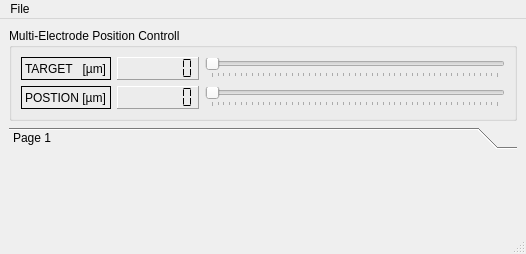
First picture: the form in nsim/gui/multi_electrode_client.ui, repository pmeier82-zz/Neural-Simulation, before the edit.
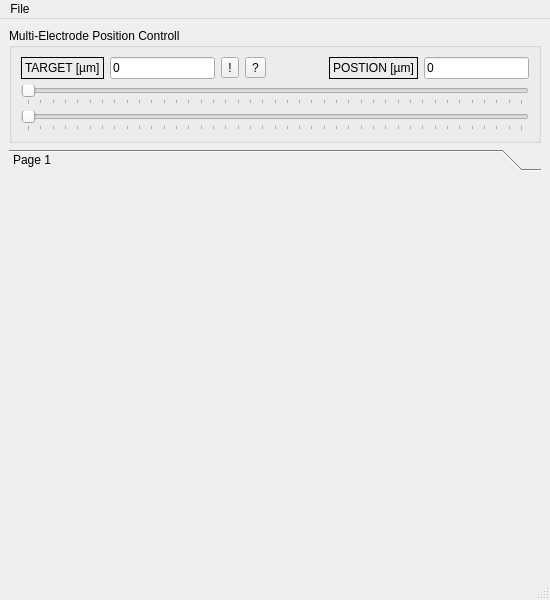
Second picture: the form after the edit. Icons and pictures are not drawn.

Commit message: refined new client widget

```diff
--- a/nsim/gui/multi_electrode_client.ui
+++ b/nsim/gui/multi_electrode_client.ui
@@ -6,8 +6,8 @@
    <rect>
     <x>0</x>
     <y>0</y>
-    <width>505</width>
-    <height>232</height>
+    <width>550</width>
+    <height>600</height>
    </rect>
   </property>
   <property name="windowTitle">
@@ -27,24 +27,97 @@
           <enum>QFrame::Box</enum>
          </property>
          <property name="text">
-          <string>TARGET   [µm]</string>
+          <string>TARGET [µm]</string>
+         </property>
+         <property name="buddy">
+          <cstring>posi_edit_target</cstring>
          </property>
         </widget>
        </item>
        <item row="0" column="1">
-        <widget class="QLCDNumber" name="posi_lcd_target">
-         <property name="frameShape">
-          <enum>QFrame::Panel</enum>
+        <widget class="QLineEdit" name="posi_edit_target">
+         <property name="sizePolicy">
+          <sizepolicy hsizetype="Fixed" vsizetype="Fixed">
+           <horstretch>0</horstretch>
+           <verstretch>0</verstretch>
+          </sizepolicy>
          </property>
-         <property name="numDigits">
-          <number>7</number>
+         <property name="minimumSize">
+          <size>
+           <width>80</width>
+           <height>0</height>
+          </size>
          </property>
-         <property name="segmentStyle">
-          <enum>QLCDNumber::Flat</enum>
+         <property name="text">
+          <string>0</string>
          </property>
         </widget>
        </item>
        <item row="0" column="2">
+        <widget class="QToolButton" name="posi_btn_go">
+         <property name="toolTip">
+          <string>send to position</string>
+         </property>
+         <property name="text">
+          <string>!</string>
+         </property>
+        </widget>
+       </item>
+       <item row="0" column="5">
+        <spacer name="horizontalSpacer">
+         <property name="orientation">
+          <enum>Qt::Horizontal</enum>
+         </property>
+         <property name="sizeHint" stdset="0">
+          <size>
+           <width>47</width>
+           <height>21</height>
+          </size>
+         </property>
+        </spacer>
+       </item>
+       <item row="0" column="6">
+        <widget class="QLabel" name="posi_lbl_position">
+         <property name="frameShape">
+          <enum>QFrame::Box</enum>
+         </property>
+         <property name="text">
+          <string>POSTION [µm]</string>
+         </property>
+         <property name="buddy">
+          <cstring>posi_edit_position</cstring>
+         </property>
+        </widget>
+       </item>
+       <item row="0" column="7">
+        <widget class="QLineEdit" name="posi_edit_position">
+         <property name="enabled">
+          <bool>true</bool>
+         </property>
+         <property name="sizePolicy">
+          <sizepolicy hsizetype="Fixed" vsizetype="Fixed">
+           <horstretch>0</horstretch>
+           <verstretch>0</verstretch>
+          </sizepolicy>
+         </property>
+         <property name="minimumSize">
+          <size>
+           <width>80</width>
+           <height>0</height>
+          </size>
+         </property>
+         <property name="inputMethodHints">
+          <set>Qt::ImhDigitsOnly</set>
+         </property>
+         <property name="text">
+          <string>0</string>
+         </property>
+         <property name="readOnly">
+          <bool>true</bool>
+         </property>
+        </widget>
+       </item>
+       <item row="1" column="0" colspan="8">
         <widget class="QSlider" name="posi_slider_target">
          <property name="minimumSize">
           <size>
@@ -68,34 +141,11 @@
           <enum>QSlider::TicksBelow</enum>
          </property>
          <property name="tickInterval">
-          <number>20</number>
+          <number>25</number>
          </property>
         </widget>
        </item>
-       <item row="1" column="0">
-        <widget class="QLabel" name="posi_lbl_position">
-         <property name="frameShape">
-          <enum>QFrame::Box</enum>
-         </property>
-         <property name="text">
-          <string>POSTION [µm]</string>
-         </property>
-        </widget>
-       </item>
-       <item row="1" column="1">
-        <widget class="QLCDNumber" name="posi_lcd_position">
-         <property name="frameShape">
-          <enum>QFrame::Panel</enum>
-         </property>
-         <property name="numDigits">
-          <number>7</number>
-         </property>
-         <property name="segmentStyle">
-          <enum>QLCDNumber::Flat</enum>
-         </property>
-        </widget>
-       </item>
-       <item row="1" column="2">
+       <item row="2" column="0" colspan="8">
         <widget class="QSlider" name="posi_slider_position">
          <property name="enabled">
           <bool>false</bool>
@@ -119,7 +169,17 @@
           <enum>QSlider::TicksBelow</enum>
          </property>
          <property name="tickInterval">
-          <number>20</number>
+          <number>25</number>
+         </property>
+        </widget>
+       </item>
+       <item row="0" column="3">
+        <widget class="QToolButton" name="posi_btn_request">
+         <property name="toolTip">
+          <string>request current position</string>
+         </property>
+         <property name="text">
+          <string>?</string>
          </property>
         </widget>
        </item>
@@ -136,8 +196,8 @@
         <rect>
          <x>0</x>
          <y>0</y>
-         <width>487</width>
-         <height>45</height>
+         <width>532</width>
+         <height>385</height>
         </rect>
        </property>
        <attribute name="label">
@@ -153,7 +213,7 @@
     <rect>
      <x>0</x>
      <y>0</y>
-     <width>505</width>
+     <width>550</width>
      <height>20</height>
     </rect>
    </property>
```
Left out of the diff: 54 changed lines with no effect on the pictures. The commit also changes 3 other files.
